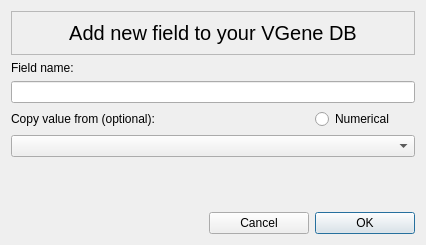
Old version of the form newfielddialog.ui in the repository WilsonImmunologyLab/VGenes.
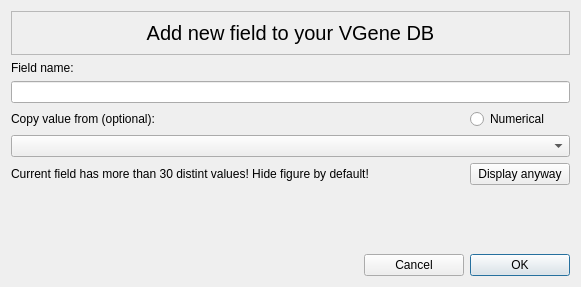
New version of the form.

Commit message: update a function that can automatically hide too complicate STAT figure

Patch:
```diff
--- a/newfielddialog.ui
+++ b/newfielddialog.ui
@@ -6,8 +6,8 @@
    <rect>
     <x>0</x>
     <y>0</y>
-    <width>426</width>
-    <height>245</height>
+    <width>581</width>
+    <height>287</height>
    </rect>
   </property>
   <property name="windowTitle">
@@ -24,6 +24,20 @@
      </property>
     </widget>
    </item>
+   <item row="6" column="0" colspan="2">
+    <widget class="QLabel" name="labelTip">
+     <property name="text">
+      <string>Current field has more than 30 distint values! Hide figure by default!</string>
+     </property>
+    </widget>
+   </item>
+   <item row="6" column="2">
+    <widget class="QPushButton" name="DisplayTip">
+     <property name="text">
+      <string>Display anyway</string>
+     </property>
+    </widget>
+   </item>
    <item row="3" column="2">
     <widget class="QRadioButton" name="radioButton">
      <property name="text">
@@ -44,7 +58,7 @@
      </property>
     </widget>
    </item>
-   <item row="7" column="0">
+   <item row="9" column="0">
     <spacer name="horizontalSpacer">
      <property name="orientation">
       <enum>Qt::Horizontal</enum>
@@ -57,7 +71,7 @@
      </property>
     </spacer>
    </item>
-   <item row="7" column="2">
+   <item row="9" column="2">
     <widget class="QPushButton" name="OK">
      <property name="minimumSize">
       <size>
@@ -106,7 +120,7 @@
      </layout>
     </widget>
    </item>
-   <item row="7" column="1">
+   <item row="9" column="1">
     <widget class="QPushButton" name="Cancel">
      <property name="minimumSize">
       <size>
@@ -125,7 +139,7 @@
      </property>
     </widget>
    </item>
-   <item row="6" column="0">
+   <item row="8" column="0">
     <spacer name="verticalSpacer">
      <property name="orientation">
       <enum>Qt::Vertical</enum>
```
Left out of the diff: 2 changed lines with no effect on the pictures. The commit also changes 13 other files.
